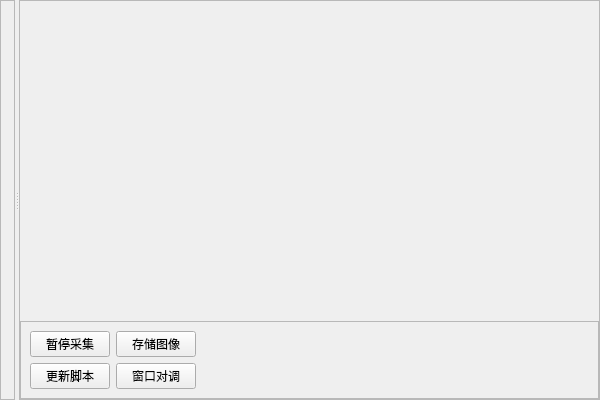
Old version of the form demo/gui/ui/wx_mwnd_with_btns.ui in the repository brt2cv/ipynb.
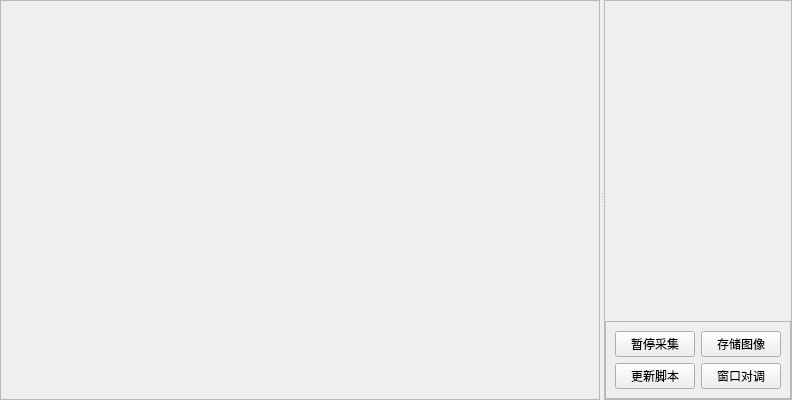
New version of the form.

The edit to the form file:
```diff
--- a/demo/gui/ui/wx_mwnd_with_btns.ui
+++ b/demo/gui/ui/wx_mwnd_with_btns.ui
@@ -34,10 +34,28 @@
    </item>
    <item>
     <widget class="QSplitter" name="splitter">
+     <property name="sizePolicy">
+      <sizepolicy hsizetype="Preferred" vsizetype="Preferred">
+       <horstretch>0</horstretch>
+       <verstretch>0</verstretch>
+      </sizepolicy>
+     </property>
      <property name="orientation">
       <enum>Qt::Horizontal</enum>
      </property>
      <widget class="QFrame" name="wx_left">
+      <property name="sizePolicy">
+       <sizepolicy hsizetype="MinimumExpanding" vsizetype="Maximum">
+        <horstretch>0</horstretch>
+        <verstretch>0</verstretch>
+       </sizepolicy>
+      </property>
+      <property name="minimumSize">
+       <size>
+        <width>600</width>
+        <height>400</height>
+       </size>
+      </property>
       <property name="frameShape">
        <enum>QFrame::StyledPanel</enum>
       </property>
@@ -60,6 +78,12 @@
       </layout>
      </widget>
      <widget class="QFrame" name="wx_right">
+      <property name="sizePolicy">
+       <sizepolicy hsizetype="Preferred" vsizetype="Maximum">
+        <horstretch>0</horstretch>
+        <verstretch>0</verstretch>
+       </sizepolicy>
+      </property>
       <property name="frameShape">
        <enum>QFrame::StyledPanel</enum>
       </property>
@@ -83,6 +107,13 @@
         <number>0</number>
        </property>
        <item>
+        <widget class="QFrame" name="sub_canvas">
+         <property name="sizePolicy">
+          <sizepolicy hsizetype="Preferred" vsizetype="MinimumExpanding">
+           <horstretch>0</horstretch>
+           <verstretch>0</verstretch>
+          </sizepolicy>
+         </property>
         <layout class="QVBoxLayout" name="rup">
          <property name="leftMargin">
           <number>2</number>
@@ -97,19 +128,7 @@
           <number>2</number>
          </property>
         </layout>
-       </item>
-       <item>
-        <spacer name="verticalSpacer">
-         <property name="orientation">
-          <enum>Qt::Vertical</enum>
-         </property>
-         <property name="sizeHint" stdset="0">
-          <size>
-           <width>20</width>
-           <height>40</height>
-          </size>
-         </property>
-        </spacer>
+        </widget>
        </item>
        <item>
         <widget class="QFrame" name="controlers">
```
Left out of the diff: 23 changed lines with no effect on the pictures. Lines whose indentation alone changed are shown as unchanged.
